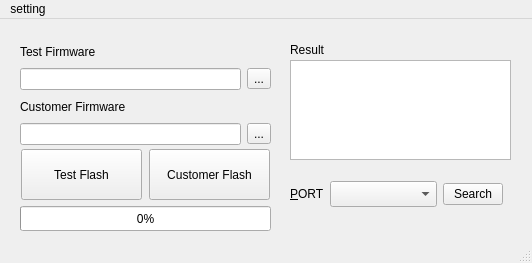
Qt form mainForm.ui (wangyixu12/Esp32DownloadTools) before a commit.
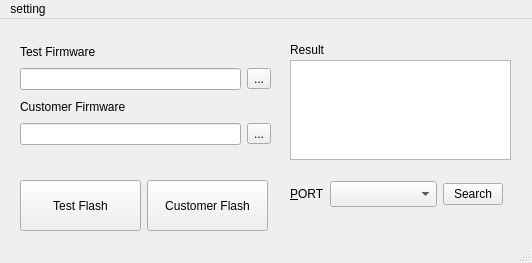
The same form after that commit.

Commit message: 界面修改

What changed in the file:
```diff
--- a/mainForm.ui
+++ b/mainForm.ui
@@ -32,79 +32,6 @@
    <string>Esp32 Download Tools</string>
   </property>
   <widget class="QWidget" name="centralwidget">
-   <widget class="QWidget" name="layoutWidget">
-    <property name="geometry">
-     <rect>
-      <x>20</x>
-      <y>130</y>
-      <width>253</width>
-      <height>84</height>
-     </rect>
-    </property>
-    <layout class="QVBoxLayout" name="verticalLayout_5">
-     <item>
-      <layout class="QHBoxLayout" name="horizontalLayout_2">
-       <item>
-        <widget class="QPushButton" name="pieFlashBtn">
-         <property name="minimumSize">
-          <size>
-           <width>121</width>
-           <height>51</height>
-          </size>
-         </property>
-         <property name="maximumSize">
-          <size>
-           <width>121</width>
-           <height>51</height>
-          </size>
-         </property>
-         <property name="text">
-          <string>Test Flash</string>
-         </property>
-        </widget>
-       </item>
-       <item>
-        <widget class="QPushButton" name="custFlashBtn">
-         <property name="minimumSize">
-          <size>
-           <width>121</width>
-           <height>51</height>
-          </size>
-         </property>
-         <property name="maximumSize">
-          <size>
-           <width>121</width>
-           <height>51</height>
-          </size>
-         </property>
-         <property name="text">
-          <string>Customer Flash</string>
-         </property>
-        </widget>
-       </item>
-      </layout>
-     </item>
-     <item>
-      <widget class="QProgressBar" name="flashProcessBar">
-       <property name="minimumSize">
-        <size>
-         <width>251</width>
-         <height>20</height>
-        </size>
-       </property>
-       <property name="maximumSize">
-        <size>
-         <width>251</width>
-         <height>25</height>
-        </size>
-       </property>
-       <property name="value">
-        <number>0</number>
-       </property>
-      </widget>
-     </item>
-    </layout>
-   </widget>
    <widget class="QWidget" name="layoutWidget">
     <property name="geometry">
      <rect>
@@ -270,6 +197,61 @@
      </item>
     </layout>
    </widget>
+   <widget class="QWidget" name="">
+    <property name="geometry">
+     <rect>
+      <x>20</x>
+      <y>160</y>
+      <width>250</width>
+      <height>53</height>
+     </rect>
+    </property>
+    <layout class="QHBoxLayout" name="horizontalLayout_2">
+     <item>
+      <widget class="QPushButton" name="pieFlashBtn">
+       <property name="minimumSize">
+        <size>
+         <width>121</width>
+         <height>51</height>
+        </size>
+       </property>
+       <property name="maximumSize">
+        <size>
+         <width>121</width>
+         <height>51</height>
+        </size>
+       </property>
+       <property name="text">
+        <string>Test Flash</string>
+       </property>
+      </widget>
+     </item>
+     <item>
+      <widget class="QPushButton" name="custFlashBtn">
+       <property name="minimumSize">
+        <size>
+         <width>121</width>
+         <height>51</height>
+        </size>
+       </property>
+       <property name="maximumSize">
+        <size>
+         <width>121</width>
+         <height>51</height>
+        </size>
+       </property>
+       <property name="text">
+        <string>Customer Flash</string>
+       </property>
+      </widget>
+     </item>
+    </layout>
+   </widget>
+   <zorder>layoutWidget</zorder>
+   <zorder>layoutWidget</zorder>
+   <zorder>layoutWidget</zorder>
+   <zorder>layoutWidget</zorder>
+   <zorder>custFlashBtn</zorder>
   </widget>
   <widget class="QMenuBar" name="menubar">
    <property name="geometry">
```
Left out of the diff: 12 changed lines with no effect on the pictures. The commit also changes 2 other files.
